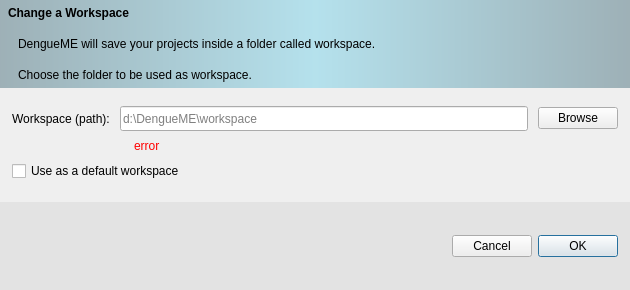
Old version of the form src/changeworkspace.ui in the repository ufopleds/DengueME.
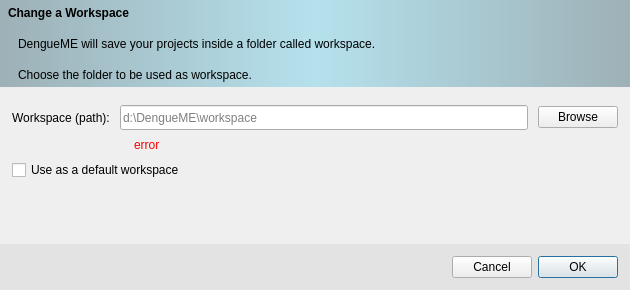
New version of the form. Icons and pictures are not drawn.

Commit message:
Fix change workspace layout. Issue #11
Fixes #11

```diff
--- a/src/changeworkspace.ui
+++ b/src/changeworkspace.ui
@@ -294,7 +294,7 @@
       <enum>Qt::Vertical</enum>
      </property>
      <property name="sizeType">
-      <enum>QSizePolicy::Fixed</enum>
+      <enum>QSizePolicy::Expanding</enum>
      </property>
      <property name="sizeHint" stdset="0">
       <size>
```
The commit also changes 5 other files.
